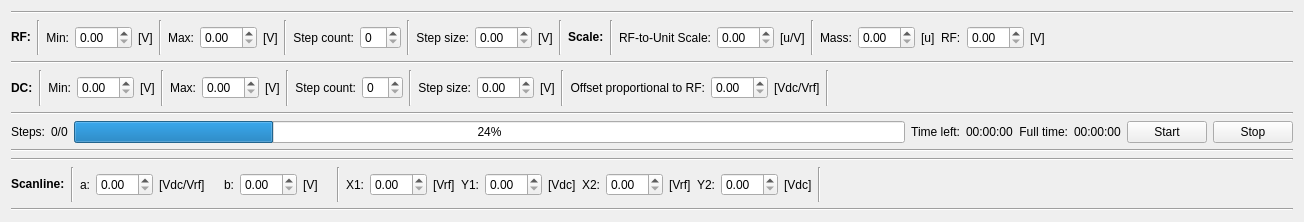
JJendryka/QMS, file src/qms/layouts/map_control.ui: the form before one commit.
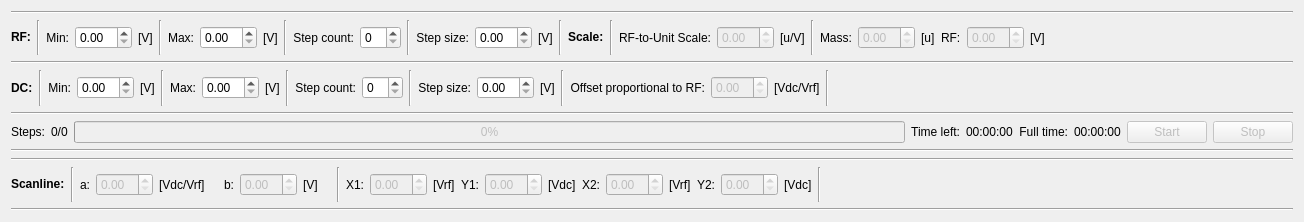
The form after the commit.

Commit message: Disable not implemented UI elements

```diff
--- a/src/qms/layouts/map_control.ui
+++ b/src/qms/layouts/map_control.ui
@@ -163,7 +163,11 @@
       </widget>
      </item>
      <item>
-      <widget class="QDoubleSpinBox" name="rf_u_scale_spinbox"/>
+      <widget class="QDoubleSpinBox" name="rf_u_scale_spinbox">
+       <property name="enabled">
+        <bool>false</bool>
+       </property>
+      </widget>
      </item>
      <item>
       <widget class="QLabel" name="rf_u_scale_unit_label">
@@ -187,7 +191,11 @@
       </widget>
      </item>
      <item>
-      <widget class="QDoubleSpinBox" name="mass_spinbox"/>
+      <widget class="QDoubleSpinBox" name="mass_spinbox">
+       <property name="enabled">
+        <bool>false</bool>
+       </property>
+      </widget>
      </item>
      <item>
       <widget class="QLabel" name="scale_mass_unit_label">
@@ -204,7 +212,11 @@
       </widget>
      </item>
      <item>
-      <widget class="QDoubleSpinBox" name="rf_spinbox"/>
+      <widget class="QDoubleSpinBox" name="rf_spinbox">
+       <property name="enabled">
+        <bool>false</bool>
+       </property>
+      </widget>
      </item>
      <item>
       <widget class="QLabel" name="scale_rf_unit_label">
@@ -363,7 +375,11 @@
       </widget>
      </item>
      <item>
-      <widget class="QDoubleSpinBox" name="dc_offset_spinbox"/>
+      <widget class="QDoubleSpinBox" name="dc_offset_spinbox">
+       <property name="enabled">
+        <bool>false</bool>
+       </property>
+      </widget>
      </item>
      <item>
       <widget class="QLabel" name="dc_offset_map_unit_label">
@@ -422,8 +438,11 @@
      </item>
      <item>
       <widget class="QProgressBar" name="progessbar">
+       <property name="enabled">
+        <bool>false</bool>
+       </property>
        <property name="value">
-        <number>24</number>
+        <number>0</number>
        </property>
       </widget>
      </item>
@@ -463,6 +482,9 @@
      </item>
      <item>
       <widget class="QPushButton" name="start_push_button">
+       <property name="enabled">
+        <bool>false</bool>
+       </property>
        <property name="text">
         <string>Start</string>
        </property>
@@ -470,6 +492,9 @@
      </item>
      <item>
       <widget class="QPushButton" name="stop_push_button">
+       <property name="enabled">
+        <bool>false</bool>
+       </property>
        <property name="text">
         <string>Stop</string>
        </property>
@@ -518,7 +543,11 @@
       </widget>
      </item>
      <item>
-      <widget class="QDoubleSpinBox" name="a_spinbox"/>
+      <widget class="QDoubleSpinBox" name="a_spinbox">
+       <property name="enabled">
+        <bool>false</bool>
+       </property>
+      </widget>
      </item>
      <item>
       <widget class="QLabel" name="a_unit_label">
@@ -538,7 +567,11 @@
       </widget>
      </item>
      <item>
-      <widget class="QDoubleSpinBox" name="b_spinbox"/>
+      <widget class="QDoubleSpinBox" name="b_spinbox">
+       <property name="enabled">
+        <bool>false</bool>
+       </property>
+      </widget>
      </item>
      <item>
       <widget class="QLabel" name="b_unit_label">
@@ -565,7 +598,11 @@
       </widget>
      </item>
      <item>
-      <widget class="QDoubleSpinBox" name="x1_spinbox"/>
+      <widget class="QDoubleSpinBox" name="x1_spinbox">
+       <property name="enabled">
+        <bool>false</bool>
+       </property>
+      </widget>
      </item>
      <item>
       <widget class="QLabel" name="x1_unit_label">
@@ -585,7 +622,11 @@
       </widget>
      </item>
      <item>
-      <widget class="QDoubleSpinBox" name="y1_spinbox"/>
+      <widget class="QDoubleSpinBox" name="y1_spinbox">
+       <property name="enabled">
+        <bool>false</bool>
+       </property>
+      </widget>
      </item>
      <item>
       <widget class="QLabel" name="y1_unit_label">
@@ -605,7 +646,11 @@
       </widget>
      </item>
      <item>
-      <widget class="QDoubleSpinBox" name="x2_spinbox"/>
+      <widget class="QDoubleSpinBox" name="x2_spinbox">
+       <property name="enabled">
+        <bool>false</bool>
+       </property>
+      </widget>
      </item>
      <item>
       <widget class="QLabel" name="x2_unit_label">
@@ -625,7 +670,11 @@
       </widget>
      </item>
      <item>
-      <widget class="QDoubleSpinBox" name="y2_spinbox"/>
+      <widget class="QDoubleSpinBox" name="y2_spinbox">
+       <property name="enabled">
+        <bool>false</bool>
+       </property>
+      </widget>
      </item>
      <item>
       <widget class="QLabel" name="y2_unit_label">
```
The commit also changes 7 other files.
